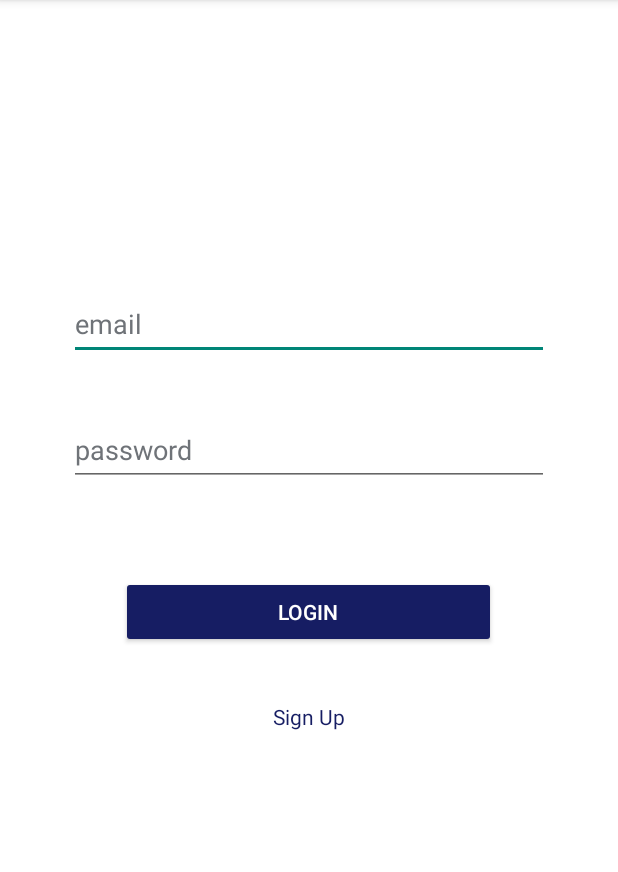
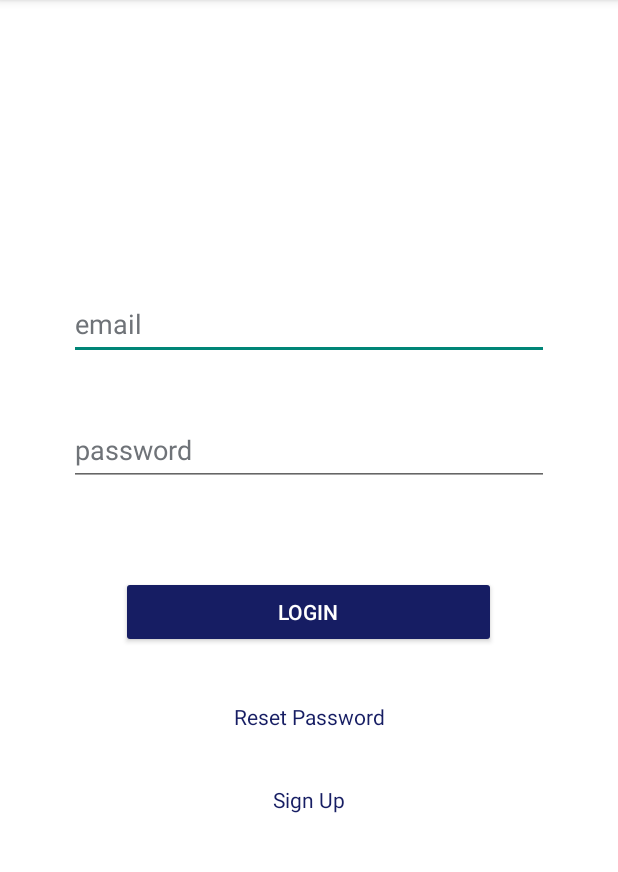
Before and after one commit to jkieltyka15/cmsc-628-hw3-aws-mood-journal-app, an Android app: the screen it shows after launch (MainActivity), on a phone screen of 412 x 824 dp, the part 84-956 px from its top. Run offline under Robolectric (Android 15) with nearby library versions, the phone set to English and light mode, and no system bars; libraries missing offline, so code that uses them is left out: com.amazonaws.regions; 1 statement that could not run was skipped.

Commit message:
MJ: Added reset password option to login fragment with callback to main activity.

```diff
--- a/app/src/main/java/com/example/moodjournal/LoginFragment.java
+++ b/app/src/main/java/com/example/moodjournal/LoginFragment.java
@@ -59,10 +59,12 @@ public class LoginFragment extends Fragment implements View.OnClickListener {
 
         // initialize clickable elements
         Button loginButton = view.findViewById(R.id.button_login);
+        TextView resetPasswordTextView = view.findViewById(R.id.textView_reset_password);
         TextView signupTextView = view.findViewById(R.id.textView_signup);
 
         // setup clickable element listeners
         loginButton.setOnClickListener(this);
+        resetPasswordTextView.setOnClickListener(this);
         signupTextView.setOnClickListener(this);
 
         return view;
@@ -88,6 +90,11 @@ public class LoginFragment extends Fragment implements View.OnClickListener {
                 callback.onClick(view);
             }
 
+            // reset password text clicked
+            else if (R.id.textView_reset_password == elementId) {
+                callback.onClick(view);
+            }
+
             // signup text clicked
             else if (R.id.textView_signup == elementId) {
                 callback.onClick(view);
--- a/app/src/main/java/com/example/moodjournal/MainActivity.java
+++ b/app/src/main/java/com/example/moodjournal/MainActivity.java
@@ -92,6 +92,11 @@ public class MainActivity extends AppCompatActivity implements View.OnClickListe
         if (R.id.button_login == elementId) {
             // @todo Implement logging into AWS
             handler.post(new ChangeFragmentWork(journalFragment));
+        }
+
+        // reset password text clicked in login fragment
+        else if (R.id.textView_reset_password == elementId) {
+            // @todo implement password reset with AWS
         }
 
         // signup text clicked in login fragment
--- a/app/src/main/res/layout/fragment_login.xml
+++ b/app/src/main/res/layout/fragment_login.xml
@@ -71,10 +71,25 @@
         android:layout_height="36sp" />
 
     <TextView
+        android:id="@+id/textView_reset_password"
+        android:layout_width="match_parent"
+        android:layout_height="wrap_content"
+        android:clickable="true"
+        android:focusable="true"
+        android:text="@string/password_reset_text"
+        android:textAlignment="center"
+        android:textColor="@color/signup_text" />
+
+    <Space
+        android:layout_width="match_parent"
+        android:layout_height="36sp" />
+
+    <TextView
         android:id="@+id/textView_signup"
         android:layout_width="match_parent"
         android:layout_height="wrap_content"
         android:clickable="true"
+        android:focusable="true"
         android:text="@string/signup_text"
         android:textAlignment="center"
         android:textColor="@color/signup_text" />
--- a/app/src/main/res/layout/fragment_signup.xml
+++ b/app/src/main/res/layout/fragment_signup.xml
@@ -92,6 +92,7 @@
         android:layout_width="match_parent"
         android:layout_height="wrap_content"
         android:clickable="true"
+        android:focusable="true"
         android:text="@string/login_text"
         android:textAlignment="center"
         android:textColor="@color/login_text" />
--- a/app/src/main/res/values/strings.xml
+++ b/app/src/main/res/values/strings.xml
@@ -15,6 +15,7 @@
     <string name="signup_password_confirm_accessibility">confirm password</string>
     <string name="button_login_text">Login</string>
     <string name="login_text">Login</string>
+    <string name="password_reset_text">Reset Password</string>
     <string name="button_signup_text">Create Account</string>
     <string name="signup_text">Sign Up</string>
     <string name="cognito_signed_out">Signed Out</string>
```
